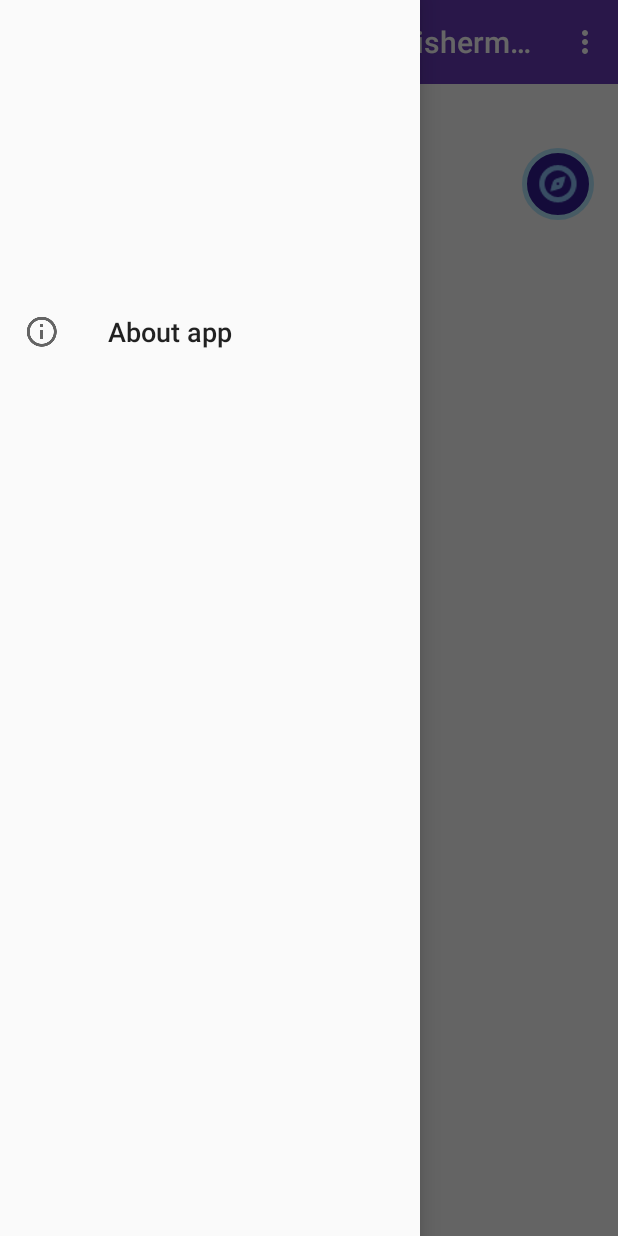
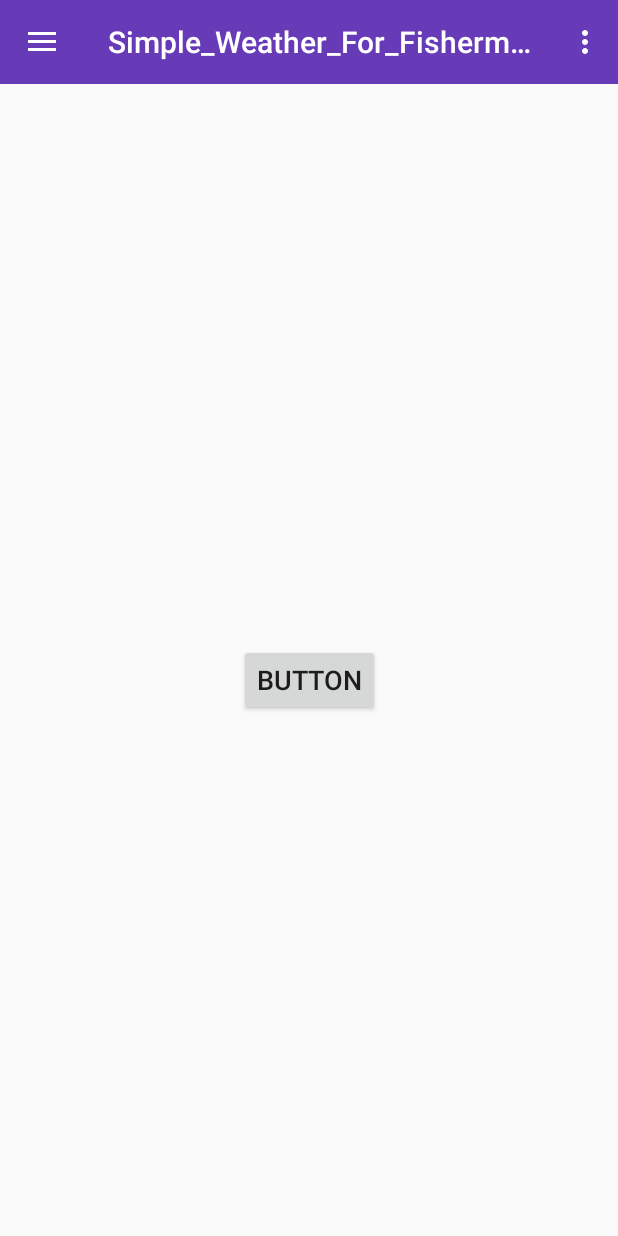
Before and after one commit to kalininaleksandrv/simple_weather_for_fishermans, an Android app: the screen it shows after launch (AMainActivity), after a tap on "About app", on a phone screen of 412 x 824 dp. Run offline under Robolectric (Android 15) with nearby library versions, the phone set to English and light mode, and no system bars; 5 statements that could not run were skipped; 1 other tap on this screen came first.

Commit message:
feature - add "email us" function and about button

```diff
--- a/app/build.gradle
+++ b/app/build.gradle
@@ -10,7 +10,7 @@ android {
         versionCode 1
         versionName '0.1'
         testInstrumentationRunner "android.support.test.runner.AndroidJUnitRunner"
-        manifestPlaceholders = [PlaceAPIKey:PLACE_API_KEY]
+        manifestPlaceholders = [PlaceAPIKey: PLACE_API_KEY]
     }
     buildTypes {
         release {
--- a/app/src/main/java/dev/eyesless/simple_weather_for_fishermans/AMainActivity.java
+++ b/app/src/main/java/dev/eyesless/simple_weather_for_fishermans/AMainActivity.java
@@ -1,10 +1,15 @@
 package dev.eyesless.simple_weather_for_fishermans;
 
+import android.content.ActivityNotFoundException;
+import android.content.Intent;
 import android.content.res.Configuration;
 import android.os.Bundle;
+import android.support.annotation.NonNull;
 import android.support.design.widget.NavigationView;
 import android.support.v4.app.Fragment;
 import android.support.v4.app.FragmentTransaction;
+import android.support.v4.app.ShareCompat;
+import android.support.v4.view.GravityCompat;
 import android.support.v4.widget.DrawerLayout;
 import android.support.v7.app.ActionBarDrawerToggle;
 import android.support.v7.app.AppCompatActivity;
@@ -20,18 +25,18 @@ import com.google.android.gms.common.ConnectionResult;
 import com.google.android.gms.common.GoogleApiAvailability;
 import com.google.android.gms.location.LocationCallback;
 
+import java.security.Key;
+
+import dev.eyesless.simple_weather_for_fishermans.fragments.AboutFragment;
 import dev.eyesless.simple_weather_for_fishermans.fragments.CentralFragmentImpl;
 
-public class AMainActivity extends AppCompatActivity implements AMainIntwerface {
+public class AMainActivity extends AppCompatActivity implements AMainIntwerface, AboutFragment.OnFragmentInteractionListener, NavigationView.OnNavigationItemSelectedListener {
 
     private static final int LAYOUT = R.layout.activity_amain;
     private final static int PLAY_SERVICES_RESOLUTION_REQUEST = 9000;
     private ActionBarDrawerToggle drawerToggle;
     private DrawerLayout drawer;
     private final AMainPresenter presenter;
-
-    private LocationCallback mLocationCallback;
-
 
     public AMainActivity() {
         presenter = new AMainPresenter(this);
@@ -66,6 +71,7 @@ public class AMainActivity extends AppCompatActivity implements AMainIntwerface
         naview.getMenu().clear();
         naview.inflateMenu(R.menu.menu_navigation);
         naview.inflateHeaderView(R.layout.navigation_header);
+        naview.setNavigationItemSelectedListener(this);
     }
 
     //create custom toolbar
@@ -106,6 +112,25 @@ public class AMainActivity extends AppCompatActivity implements AMainIntwerface
 
         //here is plase to handle another items on uper menu
         return super.onOptionsItemSelected(item);
+    }
+
+    //handle user select in drawer menu
+    @Override
+    public boolean onNavigationItemSelected(@NonNull MenuItem item) {
+        switch (item.getItemId()) {
+
+            case R.id.menu_navigation_about: {
+                frameRemoover(new AboutFragment(), "About");
+                break;
+            }
+            case R.id.menu_navigation_mailtodevs: {
+                sendingEmail();
+                break;
+            }
+        }
+        //close navigation drawer
+        drawer.closeDrawer(GravityCompat.START);
+        return true;
     }
 
     private void uppermenuselector(int itemId) {
@@ -167,4 +192,23 @@ public class AMainActivity extends AppCompatActivity implements AMainIntwerface
         return true;
     }
 
+    //call back from AboutFragment
+    @Override
+    public void onFragmentInteraction() {
+        frameRemoover(new CentralFragmentImpl(), "Central");
+    }
+
+    //email sending functionality
+    private void sendingEmail() {
+            try {
+                Intent myintent = ShareCompat.IntentBuilder.from(AMainActivity.this)
+                        .setEmailTo(new String[]{Keys.EMAIL_ADRESS})
+                        .setSubject(getString(R.string.email_subj))
+                        .setType("text/plain")
+                        .getIntent();
+                startActivity(myintent);
+            } catch (ActivityNotFoundException e) {
+                toastmaker(getString(R.string.nosuchactivity));
+            }
+    }
 }
--- /dev/null
+++ b/app/src/main/java/dev/eyesless/simple_weather_for_fishermans/fragments/AboutFragment.java
@@ -0,0 +1,70 @@
+package dev.eyesless.simple_weather_for_fishermans.fragments;
+
+import android.content.Context;
+import android.net.Uri;
+import android.os.Bundle;
+import android.support.v4.app.Fragment;
+import android.view.LayoutInflater;
+import android.view.View;
+import android.view.ViewGroup;
+import android.widget.Button;
+
+import dev.eyesless.simple_weather_for_fishermans.R;
+
+public class AboutFragment extends Fragment {
+
+    private OnFragmentInteractionListener mListener;
+    private Button backButton;
+
+    public AboutFragment() {
+    }
+
+
+    @Override
+    public View onCreateView(LayoutInflater inflater, ViewGroup container,
+                             Bundle savedInstanceState) {
+        // Inflate the layout for this fragment
+        return inflater.inflate(R.layout.fragment_about, container, false);
+    }
+
+    @Override
+    public void onStart() {
+        super.onStart();
+        backButtonManager ();
+    }
+
+    @Override
+    public void onAttach(Context context) {
+        super.onAttach(context);
+        if (context instanceof OnFragmentInteractionListener) {
+            mListener = (OnFragmentInteractionListener) context;
+        } else {
+            throw new RuntimeException(context.toString()
+                    + " must implement OnFragmentInteractionListener");
+        }
+    }
+
+    @Override
+    public void onDetach() {
+        super.onDetach();
+        mListener = null;
+    }
+
+    //create interface to callback AMainActivity
+    public interface OnFragmentInteractionListener {
+        void onFragmentInteraction();
+    }
+
+    //call call main activity when button pressed
+    private void backButtonManager() {
+        backButton = (Button) getActivity().findViewById(R.id.backfromabout);
+        backButton.setOnClickListener(new View.OnClickListener() {
+            @Override
+            public void onClick(View v) {
+                if (mListener != null) {
+                    mListener.onFragmentInteraction();
+                }
+            }
+        });
+    }
+}
--- /dev/null
+++ b/app/src/main/res/layout/fragment_about.xml
@@ -0,0 +1,24 @@
+<android.support.constraint.ConstraintLayout
+    xmlns:android="http://schemas.android.com/apk/res/android"
+    xmlns:app="http://schemas.android.com/apk/res-auto"
+    xmlns:tools="http://schemas.android.com/tools"
+    android:layout_width="match_parent"
+    android:layout_height="match_parent"
+    tools:context="dev.eyesless.simple_weather_for_fishermans.fragments.AboutFragment">
+
+
+    <Button
+        android:id="@+id/backfromabout"
+        android:layout_width="wrap_content"
+        android:layout_height="wrap_content"
+        android:layout_marginBottom="8dp"
+        android:layout_marginEnd="8dp"
+        android:layout_marginStart="8dp"
+        android:layout_marginTop="8dp"
+        android:text="Button"
+        app:layout_constraintBottom_toBottomOf="parent"
+        app:layout_constraintEnd_toEndOf="parent"
+        app:layout_constraintStart_toStartOf="parent"
+        app:layout_constraintTop_toTopOf="parent" />
+
+</android.support.constraint.ConstraintLayout>
--- a/app/src/main/res/menu/menu_navigation.xml
+++ b/app/src/main/res/menu/menu_navigation.xml
@@ -8,4 +8,11 @@
         android:title="@string/about"
         />
 
+    <item
+        android:id="@+id/menu_navigation_mailtodevs"
+        android:icon="@drawable/ic_email_variant_black_24dp"
+        android:orderInCategory="2"
+        android:title="@string/mailtodev"
+        />
+
 </menu>
--- a/app/src/main/res/values/strings.xml
+++ b/app/src/main/res/values/strings.xml
@@ -3,6 +3,7 @@
     <string name="drawer_open">Open</string>
     <string name="drawer_closed">Closed</string>
     <string name="about">About app</string>
+    <string name="mailtodev">Mail us</string>
     <string name="action_settings">Settings</string>
     <string name="to_change">Tap text to enter loc or to compass to use GPS</string>
     <string name="btn_img_find_coords">Change place</string>
@@ -31,4 +32,9 @@
     <string name="gpsenabled">GPS enabled, you can use compass button</string>
     <string name="gpsdisabled">GPS disabled, your location do not updates</string>
     <string name="pleaseenablegps">This function is disable when GPS is off. Please enable GPS and then push BACK</string>
+    <string name="email_subj">Aboun your app - Weather For Fishing</string>
+    <string name="nosuchactivity">No app to send e-mail found</string>
+
+    <!-- TODO: Remove or change this placeholder text -->
+    <string name="hello_blank_fragment">Hello blank fragment</string>
 </resources>
```
Also changed, not shown: app/src/main/res/drawable-hdpi/ic_email_variant_black_24dp.png (added), app/src/main/res/drawable-mdpi/ic_email_variant_black_24dp.png (added), app/src/main/res/mipmap-xhdpi/ic_email_variant_black_24dp.png (added), app/src/main/res/mipmap-xxhdpi/ic_email_variant_black_24dp.png (added), app/src/main/res/mipmap-xxxhdpi/ic_email_variant_black_24dp.png (added), 1 other file.
